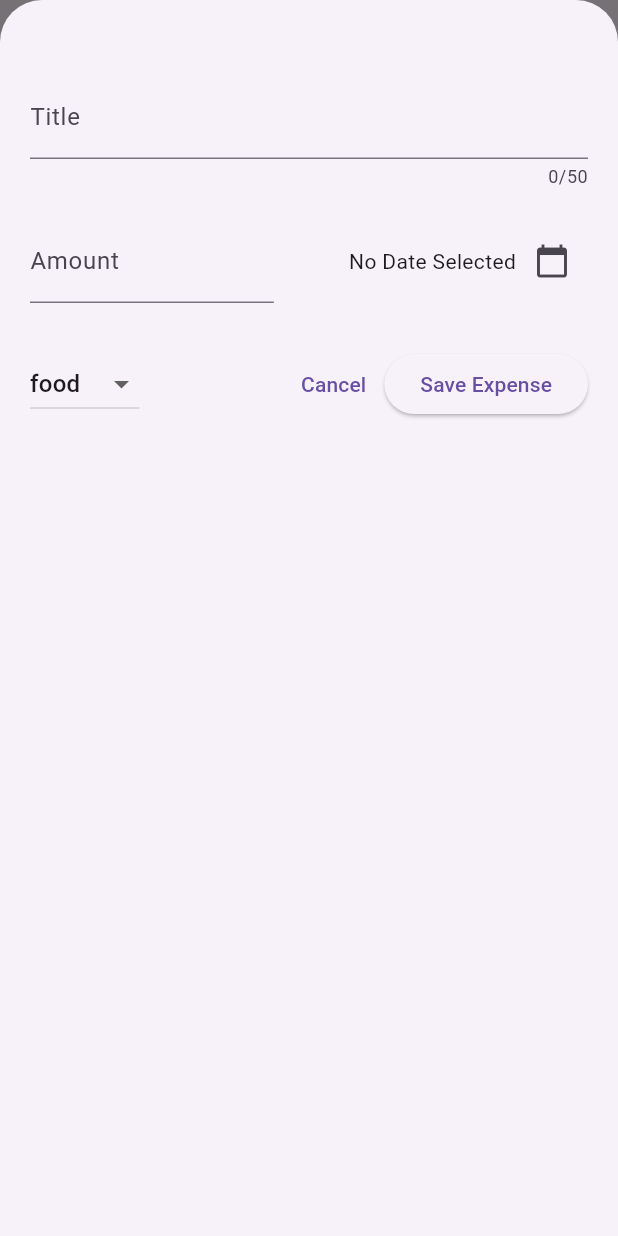
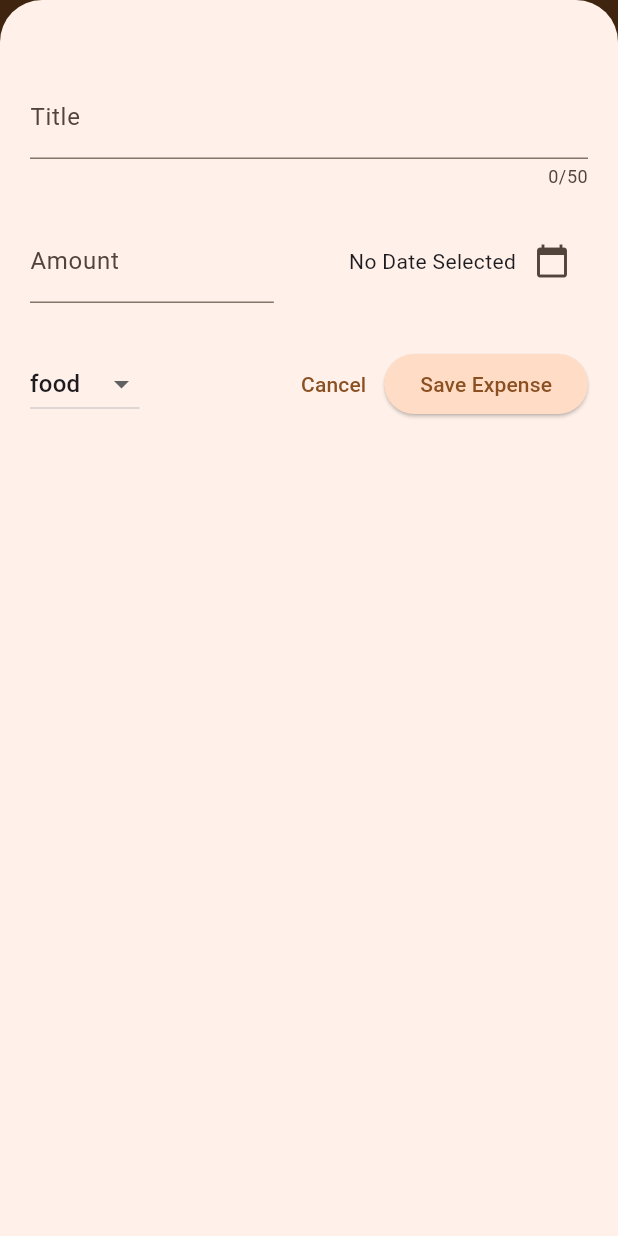
Before and after one commit to ShnAhmad/Expense_Tracker, a Flutter app: the screen it shows after launch, after a tap on the "add" icon, on a phone screen of 412 x 824 dp. Run offline on Flutter 3.47's test engine with Material 3 defaults, Android fonts, the phone set to English and light mode, and no system bars.

Commit message:
added them to app

```diff
--- a/lib/Screens/Home/displaylist.dart
+++ b/lib/Screens/Home/displaylist.dart
@@ -13,6 +13,10 @@ class DisplayList extends StatelessWidget {
     return ListView.builder(
         itemCount: addedexpenses.length,
         itemBuilder: (ctx, index) => Dismissible(
+              background: Container(
+                color: Theme.of(context).colorScheme.error.withOpacity(0.5),
+                margin: const EdgeInsets.symmetric(vertical: 8, horizontal: 16),
+              ),
               key: ValueKey(addedexpenses[index]),
               onDismissed: (direction) {
                 onRemoveExpense(addedexpenses[index]);
@@ -21,6 +25,7 @@ class DisplayList extends StatelessWidget {
                 child: Padding(
                   padding: const EdgeInsets.all(20.0),
                   child: Column(
+                    crossAxisAlignment: CrossAxisAlignment.start,
                     children: [
                       Text(addedexpenses[index].title),
                       const SizedBox(
@@ -30,19 +35,17 @@ class DisplayList extends StatelessWidget {
                         children: [
                           Text('\$${addedexpenses[index].amount.toString()}'),
                           const Spacer(),
-                          Expanded(
-                            child: Row(
+                          Row(
                             children: [
                               //  Icon(categoryIcons[addedexpenses[index].category]),
-                                Icon(categoryIcons[
-                                    addedexpenses[index].category]),
+                              Icon(
+                                  categoryIcons[addedexpenses[index].category]),
 
                               const SizedBox(
                                 width: 5,
                               ),
                               Text(addedexpenses[index].dateformatter),
                             ],
-                            ),
                           ),
                         ],
                       )
--- a/lib/main.dart
+++ b/lib/main.dart
@@ -1,9 +1,32 @@
 import 'package:expense_tracker/Screens/Home/home.dart';
 import 'package:flutter/material.dart';
 
+var kcolorscheme = ColorScheme.fromSeed(
+  seedColor: const Color.fromARGB(255, 237, 148, 80),
+);
 void main() {
   runApp(MaterialApp(
-    theme: ThemeData(useMaterial3: true),
+    theme: ThemeData().copyWith(
+      useMaterial3: true,
+      colorScheme: kcolorscheme,
+      appBarTheme: const AppBarTheme().copyWith(
+        backgroundColor: kcolorscheme.primary,
+        foregroundColor: kcolorscheme.onPrimary,
+      ),
+      elevatedButtonTheme: ElevatedButtonThemeData(
+          style: ElevatedButton.styleFrom(
+        backgroundColor: kcolorscheme.primaryContainer,
+      )),
+      cardTheme: const CardTheme().copyWith(
+        color: kcolorscheme.primaryContainer,
+        margin: const EdgeInsets.symmetric(vertical: 8, horizontal: 16),
+      ),
+      // textTheme: const TextTheme().copyWith(
+      //     bodyLarge: const TextStyle(
+      //   fontSize: 30,
+      //   fontWeight: FontWeight.bold,
+      // ))
+    ),
     debugShowCheckedModeBanner: false,
     home: const Home(),
   ));
```
Lines whose indentation alone changed are shown as unchanged.
